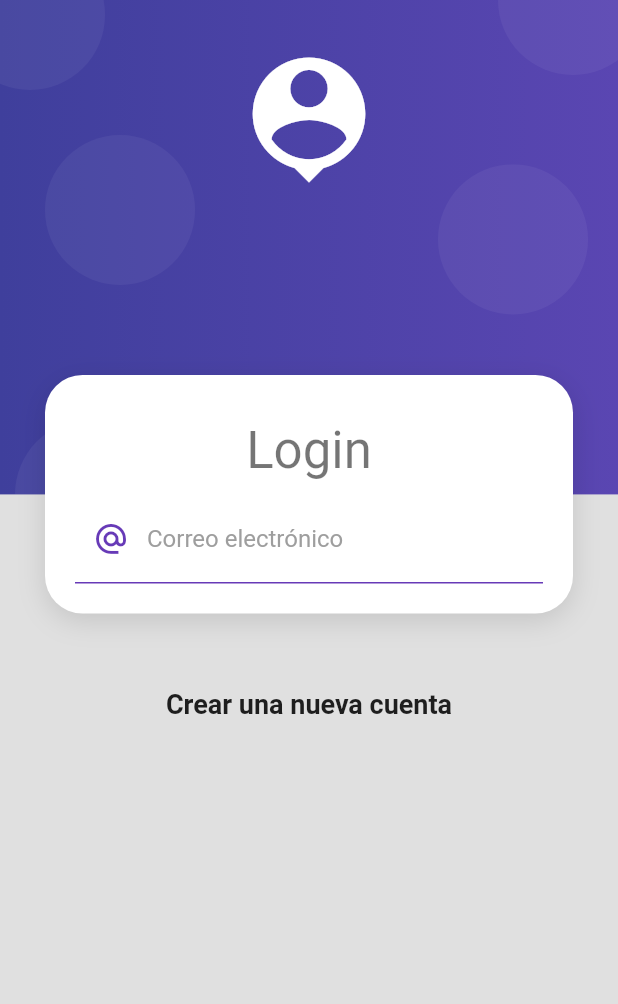
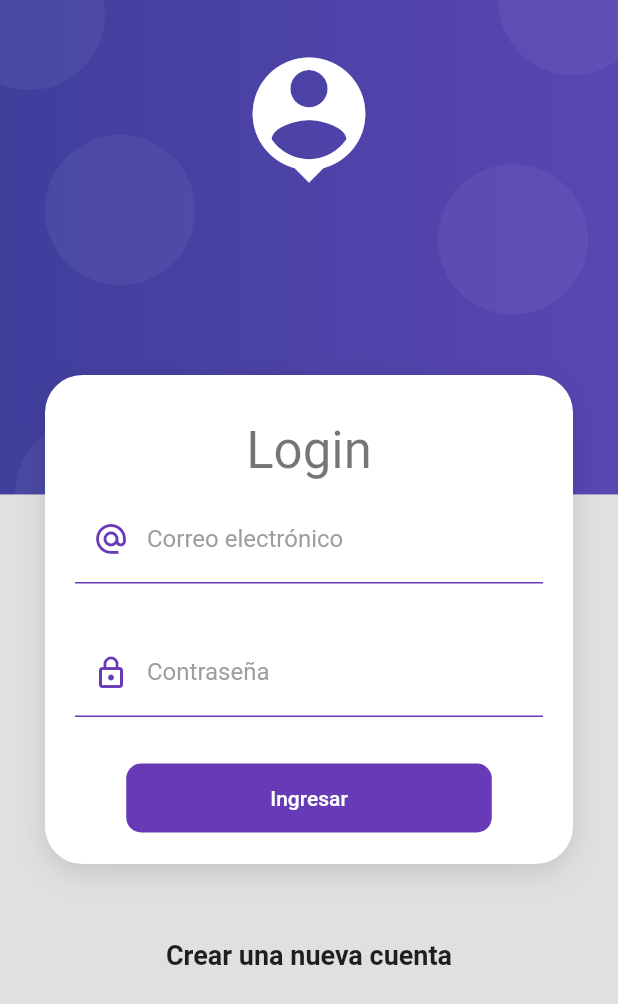
Before and after one commit to sleatherv/flutter_products_app, a Flutter app: the screen it shows after launch, on a phone screen of 412 x 824 dp. Shown: the top 1004 px of the screen. Run offline on Flutter 3.47's test engine with Material 2 defaults, Android fonts, the phone set to English and light mode, and no system bars.

Commit message:
Reusing input styles

```diff
--- a/lib/screens/login_screen.dart
+++ b/lib/screens/login_screen.dart
@@ -1,4 +1,5 @@
 import 'package:flutter/material.dart';
+import 'package:products_app/ui/input_decorations.dart';
 import 'package:products_app/widgets/widgets.dart';
 
 class LoginScreen extends StatelessWidget {
@@ -45,27 +46,39 @@ class _LoginForm extends StatelessWidget {
             TextFormField(
               autocorrect: false,
               keyboardType: TextInputType.emailAddress,
-              decoration: const InputDecoration(
-                enabledBorder: UnderlineInputBorder(
-                  borderSide: BorderSide(
-                  color: Colors.deepPurple
-                  )
+              decoration: InputDecorations.authInputDecoration(
+                hinText: 'john.doe@gmail.com',
+                lableText: 'Correo electrónico',
+                prefixIcon: Icons.alternate_email_outlined
                 ),
-                focusedBorder: UnderlineInputBorder(
-                  borderSide: BorderSide(
-                    color: Colors.deepPurple,
-                    width: 2
-                  )
+            ),
+            const SizedBox(height: 30),
+            TextFormField(
+              autocorrect: false,
+              obscureText: true,
+              keyboardType: TextInputType.emailAddress,
+              decoration: InputDecorations.authInputDecoration(
+                hinText: '****',
+                lableText: 'Contraseña',
+                prefixIcon: Icons.lock_outline
+              ),
+            ),
+            const SizedBox(height: 30),
+            MaterialButton(
+              shape: RoundedRectangleBorder(borderRadius: BorderRadius.circular(10)),
+              disabledColor: Colors.grey,
+              elevation: 0,
+              color: Colors.deepPurple,
+              child: Container(
+                padding: const EdgeInsets.symmetric(horizontal: 80, vertical: 15),
+                child: const Text(
+                  'Ingresar',
+                  style: TextStyle(color: Colors.white),
                 ),
-                hintText: 'john.doe@example.com',
-                labelText: 'Correo electrónico',
-                labelStyle:  TextStyle(
-                  color: Colors.grey
-                ),
-                prefixIcon: Icon(Icons.alternate_email_outlined, color: Colors.deepPurple)
-
               ),
-            )
+              onPressed: () {
+              //Todo: Login form
+            },)
           ],
         )
       ),
--- /dev/null
+++ b/lib/ui/input_decorations.dart
@@ -0,0 +1,31 @@
+import 'package:flutter/material.dart';
+
+class InputDecorations{
+  static InputDecoration authInputDecoration({
+    required String hinText,
+    required String lableText,
+    IconData? prefixIcon
+  }){
+    return InputDecoration(
+                enabledBorder: const UnderlineInputBorder(
+                  borderSide: BorderSide(
+                  color: Colors.deepPurple
+                  )
+                ),
+                focusedBorder: const UnderlineInputBorder(
+                  borderSide: BorderSide(
+                    color: Colors.deepPurple,
+                    width: 2
+                  )
+                ),
+                hintText: hinText,
+                labelText: lableText,
+                labelStyle:  const TextStyle(
+                  color: Colors.grey
+                ),
+                prefixIcon:  prefixIcon != null
+                ? Icon(prefixIcon, color: Colors.deepPurple)
+                : null
+              );
+  }
+}
```
